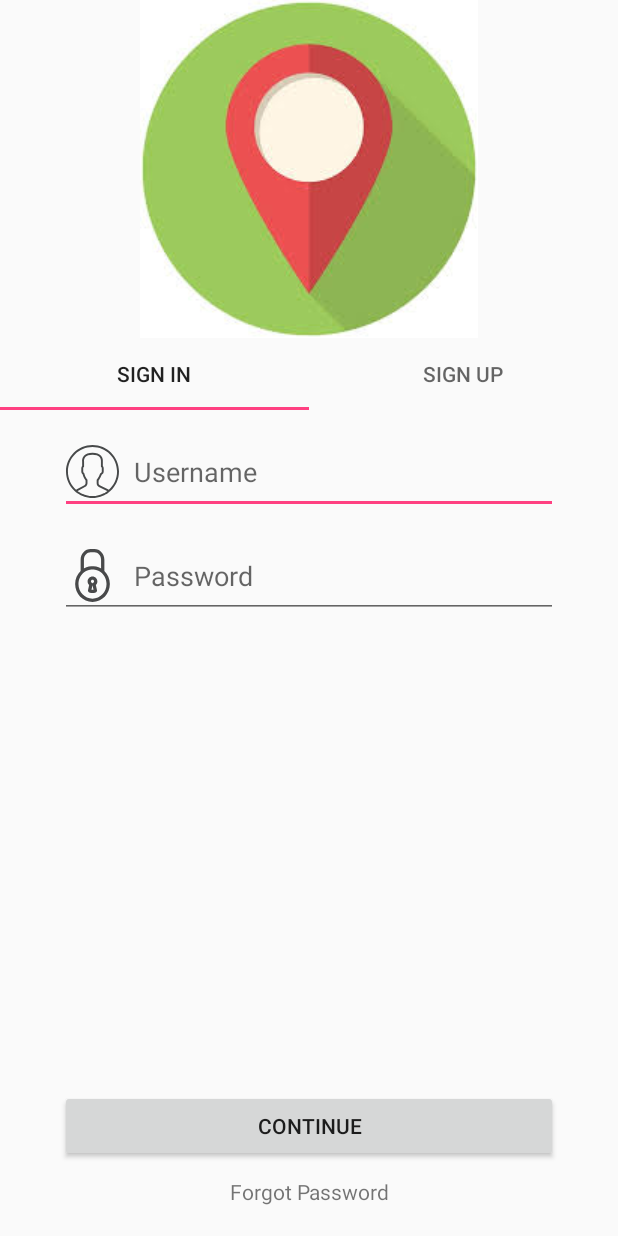
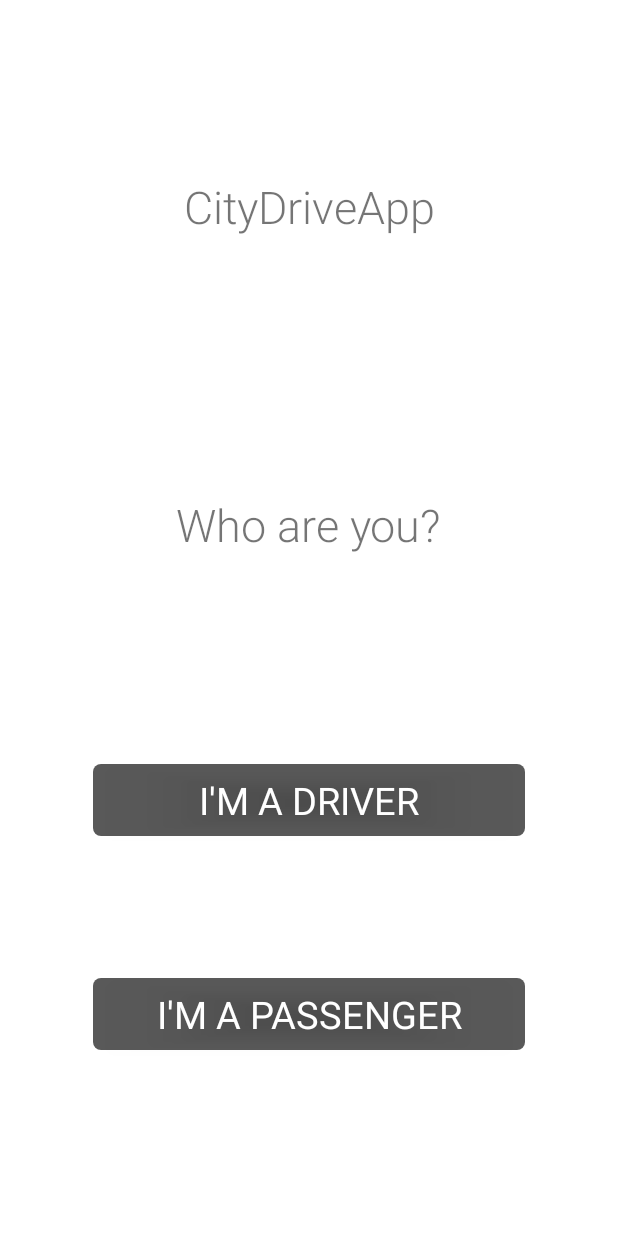
Before and after one commit to Ninise/CityDriveApp, an Android app: the LoginActivity screen opened directly, with no data from a screen before it, on a phone screen of 412 x 824 dp. Run offline under Robolectric (Android 15) with nearby library versions, the phone set to English and light mode, and no system bars; 4 statements that could not run were skipped.

Commit message:
Added who are you fragment

```diff
--- a/app/build.gradle
+++ b/app/build.gradle
@@ -1,7 +1,9 @@
 apply plugin: 'com.android.application'
 apply plugin: 'kotlin-android'
+apply plugin: 'com.jakewharton.butterknife'
 apply plugin: 'kotlin-android-extensions'
 apply plugin: 'me.tatarka.retrolambda'
+
 
 android {
     compileSdkVersion 24
@@ -31,6 +33,21 @@ android {
 
 }
 
+repositories {
+    mavenCentral()
+}
+
+buildscript {
+    repositories {
+        mavenCentral()
+    }
+    dependencies {
+        classpath 'com.neenbedankt.gradle.plugins:android-apt:1.8'
+    }
+}
+
+apply plugin: 'com.neenbedankt.android-apt'
+
 dependencies {
     compile fileTree(dir: 'libs', include: ['*.jar'])
     testCompile 'junit:junit:4.12'
@@ -39,9 +56,17 @@ dependencies {
     compile 'com.android.support:recyclerview-v7:24.0.0'
     compile 'com.android.support:cardview-v7:24.0.0'
 
+// ReactiveX
+    compile 'io.reactivex:rxandroid:1.2.1'
+    compile 'io.reactivex:rxjava:1.1.6'
+    compile 'com.jakewharton.rxbinding:rxbinding:0.4.0'
+    compile 'com.jakewharton.rxbinding:rxbinding-design:0.4.0'
+    compile 'com.jakewharton.rxbinding:rxbinding-support-v4:0.4.0'
+    compile 'com.jakewharton.rxbinding:rxbinding-appcompat-v7:0.4.0'
+
+    compile 'com.jakewharton:butterknife:8.2.1'
+    apt 'com.jakewharton:butterknife-compiler:8.2.1'
+
     compile 'com.github.paolorotolo:appintro:4.0.0'
     compile "org.jetbrains.kotlin:kotlin-stdlib:$kotlin_version"
 }
-repositories {
-    mavenCentral()
-}
--- a/app/src/main/AndroidManifest.xml
+++ b/app/src/main/AndroidManifest.xml
@@ -8,7 +8,8 @@
         android:supportsRtl="true"
         android:theme="@style/AppTheme">
 
-        <activity android:name=".mvp.view.intro.IntroActivity">
+        <activity android:name=".mvp.view.intro.IntroActivity"
+            android:noHistory="true">
             <intent-filter>
                 <action android:name="android.intent.action.MAIN"/>
                 <category android:name="android.intent.category.LAUNCHER"/>
--- a/app/src/main/java/com/hazelhunt/citydriveapp/mvp/view/BaseActivity.kt
+++ b/app/src/main/java/com/hazelhunt/citydriveapp/mvp/view/BaseActivity.kt
@@ -6,6 +6,7 @@ import android.os.Bundle
 import android.support.annotation.ColorRes
 import android.support.annotation.IntegerRes
 import android.support.annotation.StringRes
+import android.support.v4.app.Fragment
 import android.support.v7.app.AppCompatActivity
 
 /**
@@ -27,4 +28,12 @@ open class BaseActivity : AppCompatActivity() {
         val intent = Intent(this, T::class.java)
         startActivity(intent)
     }
+
+    fun <K> switchFragment(id: Int, fragment: Fragment) where K : Fragment {
+        supportFragmentManager.beginTransaction().replace(id, fragment).commit()
+    }
+
+    fun <K> removeFragment(fragment: Fragment) where K : Fragment {
+        supportFragmentManager.beginTransaction().remove(fragment).commit();
+    }
 }
--- a/app/src/main/java/com/hazelhunt/citydriveapp/mvp/view/login/LoginActivity.kt
+++ b/app/src/main/java/com/hazelhunt/citydriveapp/mvp/view/login/LoginActivity.kt
@@ -17,6 +17,8 @@ class LoginActivity : BaseActivity() {
         super.onCreate(savedInstanceState)
         setContentView(R.layout.login_activity)
 
+        switchFragment<WhoAreYouFragment>(R.id.loginContainer, WhoAreYouFragment())
+
         val viewPager = findViewById(R.id.loginViewPager) as ViewPager?
         viewPager?.adapter = LoginViewPagerAdapter(supportFragmentManager, Arrays.asList(string(R.string.sign_in), string(R.string.sign_up)))
 
--- a/app/src/main/java/com/hazelhunt/citydriveapp/mvp/view/login/LoginFragment.kt
+++ b/app/src/main/java/com/hazelhunt/citydriveapp/mvp/view/login/LoginFragment.kt
@@ -12,7 +12,6 @@ import com.hazelhunt.citydriveapp.R
 import com.hazelhunt.citydriveapp.extensions.inflate
 import com.hazelhunt.citydriveapp.mvp.presenter.login.ILoginView
 import com.hazelhunt.citydriveapp.mvp.presenter.login.LoginPresenter
-import com.hazelhunt.citydriveapp.mvp.view.BaseActivity
 import com.hazelhunt.citydriveapp.mvp.view.main.MainActivity
 
 /**
--- /dev/null
+++ b/app/src/main/java/com/hazelhunt/citydriveapp/mvp/view/login/WhoAreYouFragment.kt
@@ -0,0 +1,29 @@
+package com.hazelhunt.citydriveapp.mvp.view.login
+
+import android.os.Bundle
+import android.support.v4.app.Fragment
+import android.view.LayoutInflater
+import android.view.View
+import android.view.ViewGroup
+import com.hazelhunt.citydriveapp.R
+import com.hazelhunt.citydriveapp.extensions.inflate
+import com.hazelhunt.citydriveapp.mvp.view.BaseActivity
+
+/**
+ * Created by ninise on 8/14/16.
+ */
+class WhoAreYouFragment : Fragment() {
+
+    override fun onCreateView(inflater: LayoutInflater?, container: ViewGroup?, savedInstanceState: Bundle?): View? {
+        val view = container?.inflate(R.layout.who_are_you_fragment)
+
+        var mDriverButton = view?.findViewById(R.id.whoAreYouDriverButton)
+        var mPassengerButton = view?.findViewById(R.id.whoAreYouPassengerButton)
+
+        mDriverButton!!.setOnClickListener { (activity as BaseActivity).removeFragment<WhoAreYouFragment>(this) }
+        mPassengerButton!!.setOnClickListener { (activity as BaseActivity).removeFragment<WhoAreYouFragment>(this) }
+
+
+        return view
+    }
+}
--- a/app/src/main/java/com/hazelhunt/citydriveapp/mvp/view/main/MainActivity.kt
+++ b/app/src/main/java/com/hazelhunt/citydriveapp/mvp/view/main/MainActivity.kt
@@ -1,16 +1,18 @@
 package com.hazelhunt.citydriveapp.mvp.view.main
 
 import android.os.Bundle
+
 import com.hazelhunt.citydriveapp.R
 import com.hazelhunt.citydriveapp.mvp.view.BaseActivity
 
 /**
- * Created by ninise on 7/25/16.
+ * Created by ninise on 8/14/16.
  */
 class MainActivity : BaseActivity() {
 
     override fun onCreate(savedInstanceState: Bundle?) {
         super.onCreate(savedInstanceState)
         setContentView(R.layout.main_activity)
+
     }
 }
--- /dev/null
+++ b/app/src/main/res/drawable/def_button_background.xml
@@ -0,0 +1,18 @@
+<?xml version="1.0" encoding="utf-8"?>
+<selector xmlns:android="http://schemas.android.com/apk/res/android">
+
+    <item android:state_pressed="true">
+        <shape android:shape="rectangle">
+            <corners android:radius="5dp"/>
+            <solid android:color="@color/greyTrans"/>
+        </shape>
+    </item>
+
+    <item>
+        <shape android:shape="rectangle">
+            <corners android:radius="5dp"/>
+            <solid android:color="@color/greyTrans"/>
+        </shape>
+    </item>
+
+</selector>
--- a/app/src/main/res/layout/login_activity.xml
+++ b/app/src/main/res/layout/login_activity.xml
@@ -33,4 +33,9 @@
         android:layout_below="@id/loginTabLayout"
         />
 
+    <FrameLayout
+        android:id="@+id/loginContainer"
+        android:layout_width="match_parent"
+        android:layout_height="match_parent"/>
+
 </RelativeLayout>
--- /dev/null
+++ b/app/src/main/res/layout/who_are_you_fragment.xml
@@ -0,0 +1,117 @@
+<?xml version="1.0" encoding="utf-8"?>
+<LinearLayout xmlns:android="http://schemas.android.com/apk/res/android"
+                android:layout_width="match_parent"
+                android:layout_height="match_parent"
+               android:orientation="vertical"
+    android:background="@color/justWhite">
+
+    <android.support.v4.widget.Space
+        android:layout_width="match_parent"
+        android:layout_height="match_parent"
+        android:layout_weight="7"
+        />
+
+    <TextView
+        android:id="@+id/whoAreYouAppNameTextView"
+        android:layout_width="match_parent"
+        android:layout_height="match_parent"
+        android:gravity="center"
+        android:layout_weight="6"
+        android:text="@string/app_name"
+        style="@style/whoAreYouTextViewStyle"
+        />
+
+    <LinearLayout
+        android:layout_width="match_parent"
+        android:layout_height="match_parent"
+        android:layout_weight="2"
+        android:orientation="vertical"
+        android:gravity="center">
+
+        <TextView
+            android:id="@+id/whoAreYouQuestionTextView"
+            android:layout_width="wrap_content"
+            android:layout_height="match_parent"
+            android:layout_weight="4"
+            android:gravity="center"
+            android:text="@string/who_are_you"
+            style="@style/whoAreYouTextViewStyle"
+            />
+
+        <LinearLayout
+            android:id="@+id/whoAreYouButtonsLay"
+            android:layout_width="match_parent"
+            android:layout_height="match_parent"
+            android:orientation="vertical"
+            android:layout_weight="3"
+            android:layout_margin="30dp"
+            android:gravity="center"
+            >
+
+            <LinearLayout
+                android:layout_width="match_parent"
+                android:layout_height="match_parent"
+                android:layout_weight="3"
+                android:orientation="horizontal"
+                >
+
+                <android.support.v4.widget.Space
+                    android:layout_width="match_parent"
+                    android:layout_height="wrap_content"
+                    android:layout_weight="5"
+                    />
+
+                <Button
+                    android:id="@+id/whoAreYouDriverButton"
+                    android:layout_width="match_parent"
+                    android:layout_height="wrap_content"
+                    android:layout_weight="1"
+                    android:text="@string/driver"
+                    style="@style/whoAreYouButtonStyle"
+                    />
+
+                <android.support.v4.widget.Space
+                    android:layout_width="match_parent"
+                    android:layout_height="wrap_content"
+                    android:layout_weight="5"
+                    />
+
+            </LinearLayout>
+
+
+
+            <LinearLayout
+                android:layout_width="match_parent"
+                android:layout_height="match_parent"
+                android:layout_weight="3"
+                android:orientation="horizontal">
+
+                <android.support.v4.widget.Space
+                    android:layout_width="match_parent"
+                    android:layout_height="wrap_content"
+                    android:layout_weight="5"
+                    />
+
+                <Button
+                    android:id="@+id/whoAreYouPassengerButton"
+                    android:layout_width="match_parent"
+                    android:layout_height="wrap_content"
+                    android:layout_weight="1"
+                    android:text="@string/passenger"
+                    style="@style/whoAreYouButtonStyle"
+                    />
+
+                <android.support.v4.widget.Space
+                    android:layout_width="match_parent"
+                    android:layout_height="wrap_content"
+                    android:layout_weight="5"
+                    />
+
+            </LinearLayout>
+
+        </LinearLayout>
+
+    </LinearLayout>
+
+
+</LinearLayout>
--- a/app/src/main/res/values/colors.xml
+++ b/app/src/main/res/values/colors.xml
@@ -8,4 +8,6 @@
     <color name="introBackgroundFirstSlide">#e6e3e3</color>
     <color name="introBarColor">#3F51B5</color>
     <color name="introBarSeparatorColor">#2196F3</color>
+    <color name="greyTrans">#a6000000</color>
+    <color name="justWhite">#FFF</color>
 </resources>
--- a/app/src/main/res/values/strings.xml
+++ b/app/src/main/res/values/strings.xml
@@ -15,4 +15,7 @@
     <string name="registration_email">Email</string>
     <string name="login_connect">Connect</string>
     <string name="terms_and_conditions"><![CDATA[Terms & Conditions]]></string>
+    <string name="who_are_you">Who are you?</string>
+    <string name="driver">I\'m a Driver</string>
+    <string name="passenger">I\'m a Passenger</string>
 </resources>
--- a/app/src/main/res/values/styles.xml
+++ b/app/src/main/res/values/styles.xml
@@ -8,4 +8,16 @@
         <item name="colorAccent">@color/colorAccent</item>
     </style>
 
+    <style name="whoAreYouTextViewStyle">
+        <item name="android:textSize">30sp</item>
+        <item name="android:fontFamily">sans-serif-light</item>
+    </style>
+
+    <style name="whoAreYouButtonStyle">
+        <item name="android:textSize">25sp</item>
+        <item name="android:textColor">@color/justWhite</item>
+        <item name="android:fontFamily">sans-serif-bold</item>
+        <item name="android:background">@drawable/def_button_background</item>
+    </style>
+
 </resources>
--- a/build.gradle
+++ b/build.gradle
@@ -9,6 +9,8 @@ buildscript {
     dependencies {
         classpath 'com.android.tools.build:gradle:2.1.2'
         classpath 'me.tatarka:gradle-retrolambda:3.2.5'
+        classpath 'com.jakewharton:butterknife-gradle-plugin:8.2.1'
+
         classpath "org.jetbrains.kotlin:kotlin-gradle-plugin:$kotlin_version"
         // NOTE: Do not place your application dependencies here; they belong
         // in the individual module build.gradle files
```
